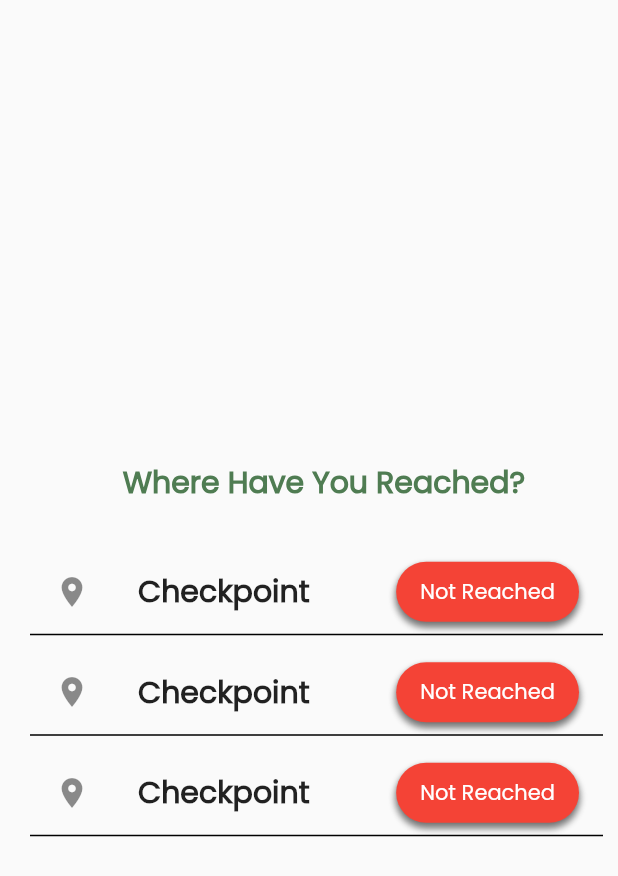
After one commit to elaie/Hikeyy, a Flutter app: the UpdateLocation screen opened directly, on a phone screen of 412 x 824 dp. The commit adds this screen. Shown: the top 876 px of the screen. Run offline on Flutter 3.47's test engine with Material 2 defaults, Android fonts, the phone set to English and light mode, and no system bars; our stand-ins replace carousel_slider, cloud_firestore, firebase_auth, firebase_core, firebase_messaging, firebase_storage and 8 more; missing offline and left inert: dart:ffi; accounts and stored records are empty.

Commit message:
update location

```diff
--- /dev/null
+++ b/hikeyy/lib/screens/update_location/update_location.dart
@@ -0,0 +1,80 @@
+import 'package:flutter/material.dart';
+import 'package:hikeyy/widgets/app_buttons.dart';
+import 'package:hikeyy/widgets/app_colors.dart';
+import 'package:hikeyy/widgets/app_texts.dart';
+
+class UpdateLocation extends StatefulWidget {
+  const UpdateLocation({super.key});
+
+  @override
+  State<UpdateLocation> createState() => _UpdateLocationState();
+}
+
+class _UpdateLocationState extends State<UpdateLocation> {
+  bool hasReached = false;
+  @override
+  Widget build(BuildContext context) {
+    return Scaffold(
+      body: SafeArea(
+        child: Padding(
+          padding: const EdgeInsets.only(top: 20.0, left: 20),
+          child: Column(
+            mainAxisAlignment: MainAxisAlignment.center,
+            children: [
+              Padding(
+                padding: const EdgeInsets.only(top: 20, bottom: 20),
+                child: AppText(
+                  text: 'Where Have You Reached?',
+                  fontSize: 20,
+                  color: AppColor.primaryDarkColor,
+                ),
+              ),
+              Padding(
+                padding: EdgeInsets.only(right: 10),
+                child: Container(
+                    child: ListView.builder(
+                  physics: const NeverScrollableScrollPhysics(),
+                  shrinkWrap: true,
+                  itemCount: 3,
+                  itemBuilder: (BuildContext context, int index) {
+                    return Padding(
+                      padding: const EdgeInsets.only(top: 10.0),
+                      child: Container(
+                        decoration: BoxDecoration(
+                          border: Border(
+                            bottom: BorderSide(
+                              color: Colors.black,
+                              width: 1.0,
+                            ),
+                          ),
+                        ),
+                        child: ListTile(
+                            leading: Icon(Icons.location_on),
+                            title: AppText(
+                              text: 'Checkpoint',
+                              fontSize: 20,
+                            ),
+                            trailing: AppButtons(
+                                color: hasReached
+                                    ? AppColor.primaryColor
+                                    : Colors.red,
+                                onPressed: () {
+                                  setState(() {
+                                    hasReached = !hasReached;
+                                  });
+                                },
+                                child: hasReached
+                                    ? Text('Reached!')
+                                    : Text('Not Reached'))),
+                      ),
+                    );
+                  },
+                )),
+              ),
+            ],
+          ),
+        ),
+      ),
+    );
+  }
+}
--- a/hikeyy/lib/widgets/app_buttons.dart
+++ b/hikeyy/lib/widgets/app_buttons.dart
@@ -3,10 +3,12 @@ import 'package:flutter/material.dart';
 import 'app_colors.dart';
 
 class AppButtons extends StatelessWidget {
+  final Color? color;
   final Widget child;
   final Function onPressed;
 
-  const AppButtons({super.key, required this.onPressed, required this.child});
+  const AppButtons(
+      {super.key, required this.onPressed, required this.child, this.color});
 
   @override
   Widget build(BuildContext context) {
@@ -21,7 +23,8 @@ class AppButtons extends StatelessWidget {
       height: 40,
       child: ElevatedButton(
         style: ButtonStyle(
-          backgroundColor: MaterialStateProperty.all(AppColor.primaryColor),
+          backgroundColor:
+              MaterialStateProperty.all(color ?? AppColor.primaryColor),
           shape: MaterialStateProperty.all<RoundedRectangleBorder>(
             RoundedRectangleBorder(
               borderRadius: BorderRadius.circular(30),
```
Also changed, not shown: hikeyy/lib/screens/group_details/widgets/collapseable_options.dart (+0 -37 lines), hikeyy/lib/screens/start_trail/start_trail.dart (+49 -32 lines), hikeyy/lib/screens/start_trail/widgets/timeline_collapsable.dart (+28 -7 lines).
